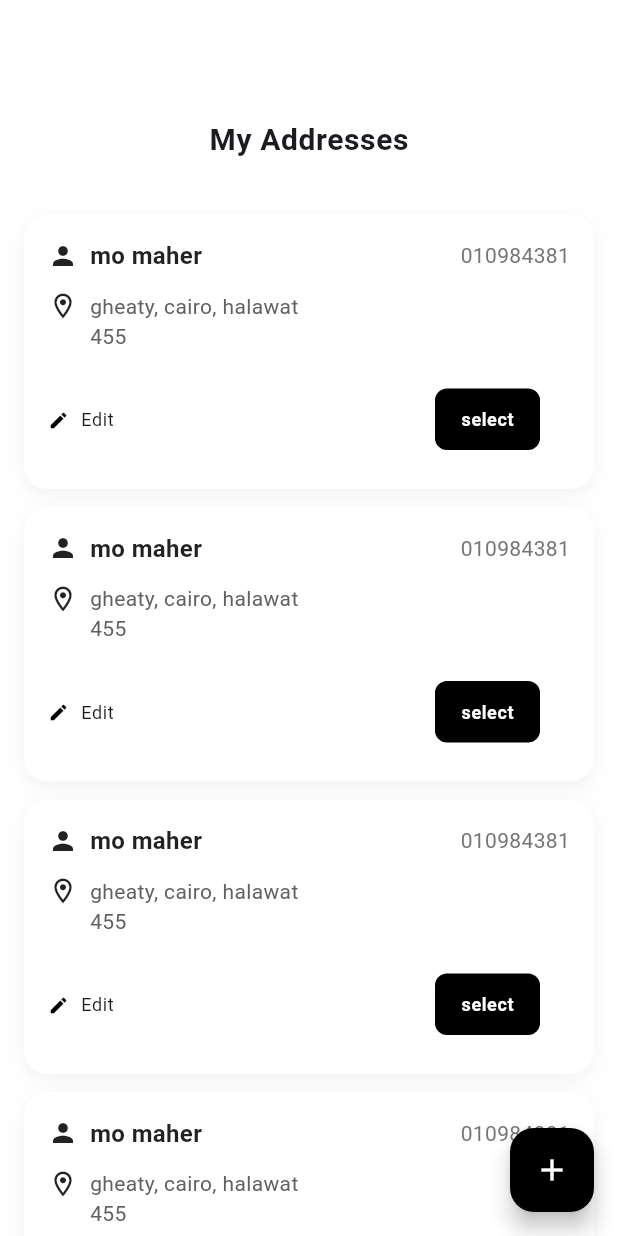
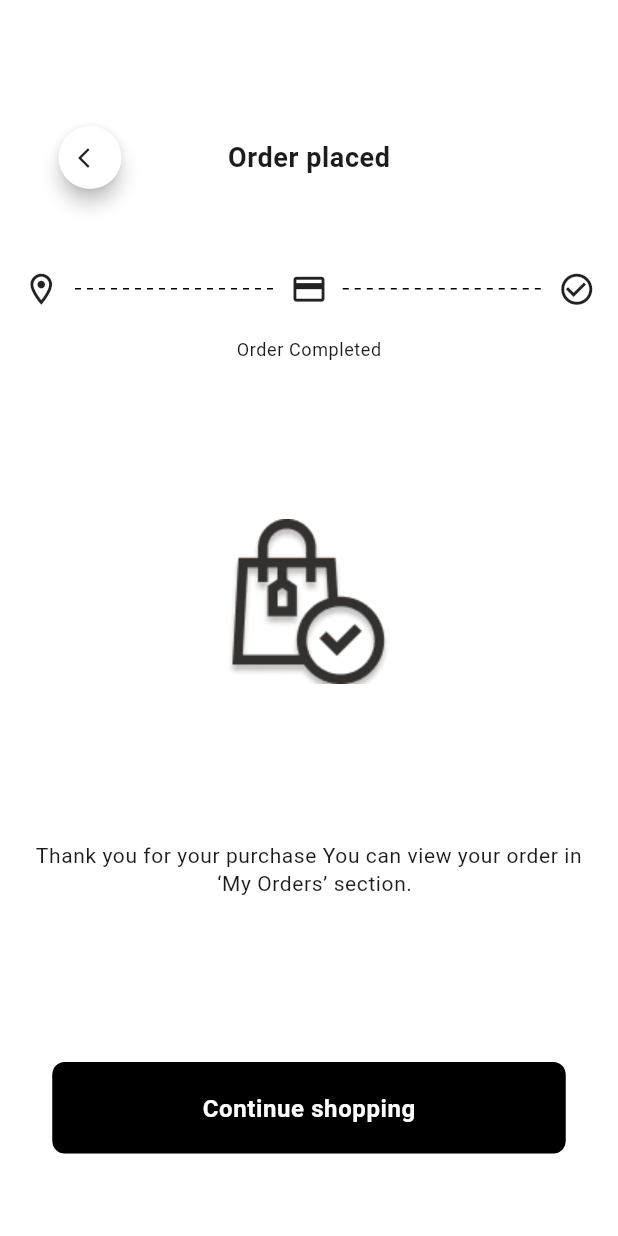
Before and after one commit to momaher74/fashion_flutter, a Flutter app: the MyAddressesView screen opened by its route, after a tap on "select", on a phone screen of 412 x 824 dp. Run offline on Flutter 3.47's test engine with Material 3 defaults, Android fonts, the phone set to English and light mode, and no system bars; drawn by our look-alikes of dotted_line; our stand-ins replace cached_network_image, carousel_slider, easy_localization, flutter_bloc, flutter_rating, flutter_rating_bar and 9 more; accounts and stored records are empty; network calls fail.

Commit message:
working done

```diff
--- a/lib/core/assets/app_assets.dart
+++ b/lib/core/assets/app_assets.dart
@@ -1,4 +1,5 @@
 class AppAssets{
   static const String orderIcon = "assets/images/order_icon.png" ;
   static const String collection = "assets/images/collection.png" ;
+  static const String orderPlaced = "assets/images/placed.png" ;
 }
--- a/lib/core/router/go_router_config.dart
+++ b/lib/core/router/go_router_config.dart
@@ -1,64 +1,136 @@
-import 'package:fashion_flutter/core/router/routes_names.dart';
-import 'package:fashion_flutter/core/services/constants.dart';
-import 'package:fashion_flutter/features/addresses/ui/create_address_view.dart';
-import 'package:fashion_flutter/features/addresses/ui/get_addresses_view.dart';
-import 'package:fashion_flutter/features/addresses/ui/update_address_view.dart';
-import 'package:fashion_flutter/features/layout/ui/view/layout_view.dart';
-import 'package:fashion_flutter/features/orders/data/models/order_model.dart';
-import 'package:fashion_flutter/features/orders/ui/order_details_view.dart';
-import 'package:fashion_flutter/features/orders/ui/rate_order_view.dart';
+import 'package:flutter/material.dart';
 import 'package:go_router/go_router.dart';
 
+import 'routes_names.dart';
 import '../../features/splash/splash_view.dart';
+import '../../features/layout/ui/view/layout_view.dart';
+import '../../features/addresses/ui/get_addresses_view.dart';
+import '../../features/addresses/ui/create_address_view.dart';
+import '../../features/addresses/ui/update_address_view.dart';
+import '../../features/orders/ui/orders_view.dart';
+import '../../features/orders/ui/order_details_view.dart';
+import '../../features/orders/ui/rate_order_view.dart';
+import '../../features/checkout/ui/order_placed_view.dart';
+import '../../features/orders/data/models/order_model.dart';
+import '../../core/services/constants.dart';
 
+/// ----------------------
+/// Shared Page Transition
+/// ----------------------
+CustomTransitionPage<T> _fadeSlidePage<T>({
+  required Widget child,
+  required GoRouterState state,
+}) {
+  return CustomTransitionPage<T>(
+    key: state.pageKey,
+    child: child,
+    transitionsBuilder: (context, animation, secondaryAnimation, child) {
+      final slideAnimation = Tween<Offset>(
+        begin: const Offset(0, 0),
+        end: Offset.zero,
+      ).animate(
+        CurvedAnimation(
+          parent: animation,
+          curve: Curves.fastEaseInToSlowEaseOut,
+        ),
+      );
+
+      final fadeAnimation = Tween<double>(
+        begin: 0,
+        end: 1,
+      ).animate(animation);
+
+      return FadeTransition(
+        opacity: fadeAnimation,
+        child: SlideTransition(
+          position: slideAnimation,
+          child: child,
+        ),
+      );
+    },
+  );
+}
+
+/// --------
+/// GoRouter
+/// --------
 final GoRouter router = GoRouter(
-  initialLocation: '/',
+  initialLocation: splashView,
   routes: [
+    /// Splash
     GoRoute(
       path: splashView,
       name: splashView,
-      builder: (context, state) => const SplashView(),
+      pageBuilder: (context, state) =>
+          _fadeSlidePage(state: state, child: const SplashView()),
+    ),
+
+    /// Layout
+    GoRoute(
+      path: layoutView,
+      name: layoutView,
+      pageBuilder: (context, state) =>
+          _fadeSlidePage(state: state, child: const LayoutView()),
+    ),
+
+    /// Addresses
+    GoRoute(
+      path: myAddressesView,
+      name: myAddressesView,
+      pageBuilder: (context, state) =>
+          _fadeSlidePage(state: state, child: const MyAddressesView()),
     ),
 
     GoRoute(
-      path: layoutView,
-      name: layoutView,
-      builder: (context, state) => const LayoutView(),
-    ),
-
-    GoRoute(
-      path: myAddressesView,
-      name: myAddressesView,
-      builder: (context, state) => const MyAddressesView(),
+      path: addAddressView,
+      name: addAddressView,
+      pageBuilder: (context, state) =>
+          _fadeSlidePage(state: state, child: const AddAddressView()),
     ),
 
     GoRoute(
       path: editAddressView,
       name: editAddressView,
-      builder: (context, state) =>
-          EditAddressView(addressModel: addresses.first),
+      pageBuilder: (context, state) =>
+          _fadeSlidePage(
+            state: state,
+            child: EditAddressView(addressModel: addresses.first),
+          ),
+    ),
+
+    /// Orders
+    GoRoute(
+      path: ordersView,
+      name: ordersView,
+      pageBuilder: (context, state) =>
+          _fadeSlidePage(state: state, child: const OrdersView()),
     ),
 
     GoRoute(
-      path: addAddressView,
-      name: addAddressView,
-      builder: (context, state) => AddAddressView(),
+      path: orderDetailsView,
+      name: orderDetailsView,
+      pageBuilder: (context, state) {
+        final order = state.extra as OrderModel;
+        return _fadeSlidePage(
+          state: state,
+          child: OrderDetailsView(order: order),
+        );
+      },
     ),
 
     GoRoute(
       path: rateOrderView,
       name: rateOrderView,
-      builder: (context, state) => RateOrderView(),
+      pageBuilder: (context, state) =>
+          _fadeSlidePage(state: state, child: const RateOrderView()),
     ),
 
+    /// Checkout
     GoRoute(
-      path: orderDetailsView,
-      name: orderDetailsView,
-      builder: (context, state) {
-        OrderModel order = state.extra as OrderModel;
-
-        return OrderDetailsView(order: order);
-      },
+      path: orderPlacedView,
+      name: orderPlacedView,
+      pageBuilder: (context, state) =>
+          _fadeSlidePage(state: state, child: const OrderPlacedView()),
     ),
   ],
 );
--- a/lib/core/router/routes_names.dart
+++ b/lib/core/router/routes_names.dart
@@ -5,6 +5,7 @@ const String notificationView = "/notification" ;
 const String myAddressesView = "/myAddresses" ;
 const String addAddressView = "/addAddress" ;
 const String editAddressView = "/editAddress" ;
+const String orderPlacedView = "/orderPlacedView" ;
 const String ordersView = "/orders" ;
 const String orderDetailsView = "/orderDetails" ;
 const String rateOrderView = "/rateOrder" ;
--- a/lib/features/addresses/ui/create_address_view.dart
+++ b/lib/features/addresses/ui/create_address_view.dart
@@ -1,6 +1,7 @@
 import 'package:fashion_flutter/core/widgets/custom_text_widget.dart';
 import 'package:fashion_flutter/core/widgets/custome_text_form_filed_widget.dart';
 import 'package:fashion_flutter/core/widgets/primary_button.dart';
+import 'package:fashion_flutter/core/widgets/shopping_app_bar.dart';
 import 'package:flutter/material.dart';
 import 'package:gap/gap.dart';
 
@@ -19,7 +20,7 @@
           children: [
             headerGap()  ,
 
-            CustomText("Add New Address" , fontWeight: bold, fontSize: size18,) ,
+       ShoppingAppBar(title: "Add New Address") ,
 
             CustomTextFormField(hintText: "username",) ,
             CustomTextFormField(hintText: "phone number",) ,
--- a/lib/features/addresses/ui/get_addresses_view.dart
+++ b/lib/features/addresses/ui/get_addresses_view.dart
@@ -1,6 +1,6 @@
 import 'package:fashion_flutter/core/router/routes_names.dart';
 import 'package:fashion_flutter/core/services/constants.dart';
-import 'package:fashion_flutter/core/widgets/custom_text_widget.dart';
+import 'package:fashion_flutter/core/widgets/shopping_app_bar.dart';
 import 'package:fashion_flutter/features/addresses/ui/widgets/address_card_widget.dart';
 import 'package:flutter/material.dart';
 import 'package:go_router/go_router.dart';
@@ -17,7 +17,7 @@ class MyAddressesView extends StatelessWidget {
         children: [
           headerGap() ,
 
-          CustomText("My Addresses" , fontSize: size20,fontWeight: bold,),
+       ShoppingAppBar(title: "My Addresses" ),
 
           Expanded(
             child: ListView.separated(
--- a/lib/features/addresses/ui/widgets/address_card_widget.dart
+++ b/lib/features/addresses/ui/widgets/address_card_widget.dart
@@ -74,7 +74,7 @@ class AddressCard extends StatelessWidget {
           Row(
             children: [
               GestureDetector(
-                onTap: (){
+                onTap: () {
                   context.pushNamed(editAddressView);
                 },
                 child: Row(
@@ -90,9 +90,10 @@ class AddressCard extends StatelessWidget {
                 title: "select",
                 width: 70,
                 height: 40,
-                fontSize: 12, onTap: () {
-
-              },
+                fontSize: 12,
+                onTap: () {
+                  context.pushNamed(orderPlacedView);
+                },
               ),
             ],
           ),
--- /dev/null
+++ b/lib/features/checkout/ui/order_placed_view.dart
@@ -0,0 +1,49 @@
+import 'package:fashion_flutter/core/assets/app_assets.dart';
+import 'package:fashion_flutter/core/router/routes_names.dart';
+import 'package:fashion_flutter/core/services/constants.dart';
+import 'package:fashion_flutter/core/widgets/custom_text_widget.dart';
+import 'package:fashion_flutter/core/widgets/primary_button.dart';
+import 'package:fashion_flutter/core/widgets/shopping_app_bar.dart';
+import 'package:fashion_flutter/features/checkout/ui/widget/dottoed_line_widget.dart';
+import 'package:flutter/material.dart';
+import 'package:gap/gap.dart';
+import 'package:go_router/go_router.dart';
+
+class OrderPlacedView extends StatelessWidget {
+  const OrderPlacedView({super.key});
+
+  @override
+  Widget build(BuildContext context) {
+    return  Scaffold(
+      body: SingleChildScrollView(
+        padding: EdgeInsets.symmetric(horizontal: 15),
+        child: Column(
+          spacing: verticalSpace,
+          children: [
+            headerGap(),
+            ShoppingAppBar(title: "Order placed") ,
+            Gap(10),
+            DottedLineWidget() ,
+            CustomText("Order Completed") ,
+
+            Gap(60) ,
+            Image.asset(AppAssets.orderPlaced ,width: 120, height: 120, ) ,
+            Gap(60) ,
+
+            CustomText("Thank you for your purchase You can view your order in  \n  ‘My Orders’ section." , fontSize: size14,textAlign: TextAlign.center,) ,
+
+
+            Gap(60) ,
+
+            PrimaryButton(title:"Continue shopping" , onTap: (){
+              context.pushNamed(ordersView) ;
+            }) ,
+
+
+
+          ],
+        ),
+      ),
+    );
+  }
+}
--- /dev/null
+++ b/lib/features/checkout/ui/widget/dottoed_line_widget.dart
@@ -0,0 +1,38 @@
+import 'package:dotted_line/dotted_line.dart';
+import 'package:flutter/material.dart';
+
+class DottedLineWidget extends StatelessWidget {
+  const DottedLineWidget({super.key});
+
+  @override
+  Widget build(BuildContext context) {
+    return    Row(
+      spacing: 10,
+      children: [
+        const Icon(Icons.location_on_outlined ,size: 25,),
+
+        Expanded(
+          child: DottedLine(
+            direction: Axis.horizontal,
+            lineThickness: 1,
+            dashLength: 4,
+            dashGapLength: 4,
+          ),
+        ),
+
+        const Icon(Icons.credit_card , size: 25,),
+
+        Expanded(
+          child: DottedLine(
+            direction: Axis.horizontal,
+            lineThickness: 1,
+            dashLength: 4,
+            dashGapLength: 4,
+          ),
+        ),
+
+        const Icon(Icons.check_circle_outline ,size: 25,),
+      ],
+    );
+  }
+}
--- a/lib/features/orders/ui/rate_order_view.dart
+++ b/lib/features/orders/ui/rate_order_view.dart
@@ -1,3 +1,4 @@
+import 'package:fashion_flutter/core/router/routes_names.dart';
 import 'package:fashion_flutter/core/services/constants.dart';
 import 'package:fashion_flutter/core/widgets/primary_button.dart';
 import 'package:fashion_flutter/core/widgets/shared_app_bar.dart';
@@ -24,7 +25,7 @@ class RateOrderView extends StatelessWidget {
             children: [
               headerGap(),
 
-              SharedAppBar(title: "Rate Product"),
+              SharedAppBar(title: "Rate Order"),
               Gap(10)  ,
 
               RateHeaderWidget(),
@@ -35,6 +36,8 @@ class RateOrderView extends StatelessWidget {
               Gap(40)  ,
 
               PrimaryButton(title: "Submit Review", onTap: () {
+
+                context.pushReplacementNamed(layoutView);
 
               },)
 
--- a/pubspec.yaml
+++ b/pubspec.yaml
@@ -61,6 +61,7 @@ dependencies:
   flutter_rating_bar:
   google_nav_bar:
   go_router:
+  dotted_line: ^3.2.3
 
 
 
```
Also changed, not shown: lib/features/addresses/ui/update_address_view.dart (+2 -6 lines), lib/features/orders/ui/orders_view.dart (+14 -1 lines), assets/images/placed.png (added), pubspec.lock.
